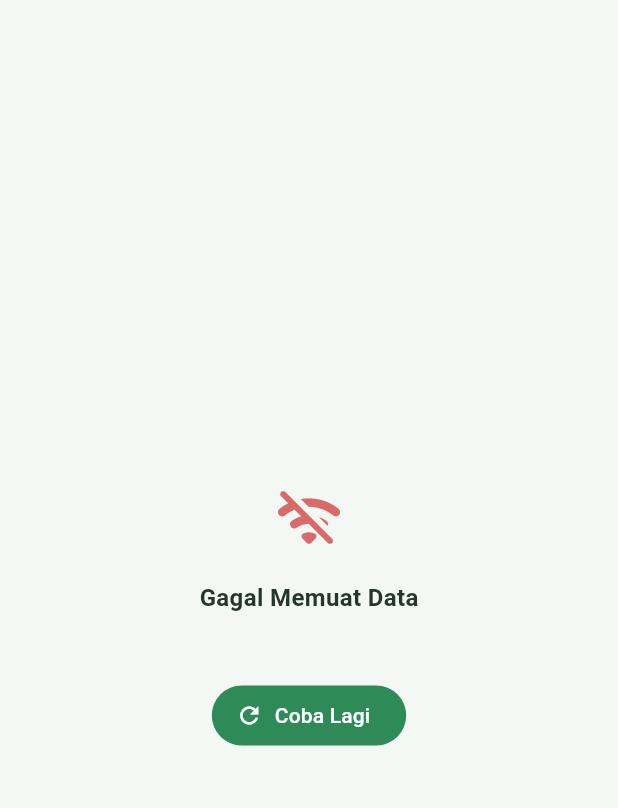
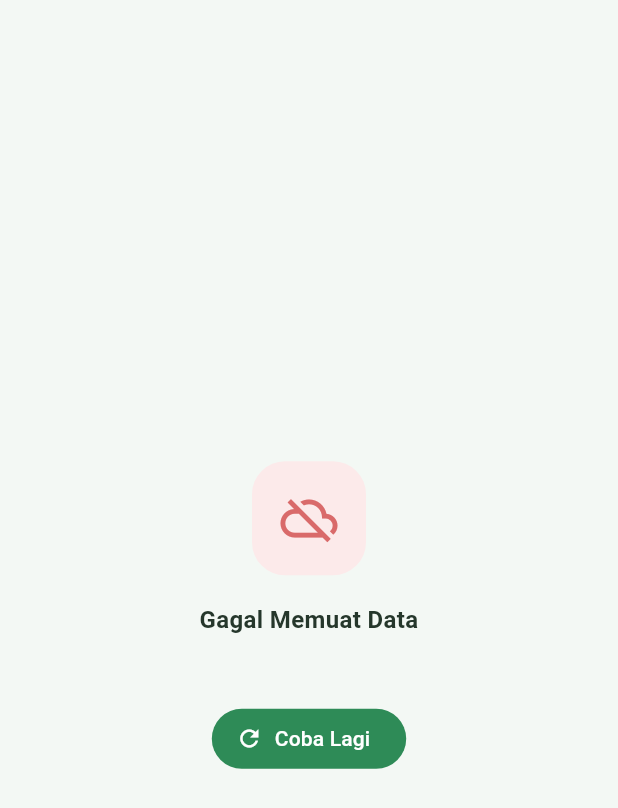
Before and after one commit to pannpanns/UTS-2415051069_Putu_Evan_Jagadish_Satriana, a Flutter app: the ErrorView widget shown alone on an empty page, opened directly with empty values, on a phone screen of 412 x 824 dp. Shown: the top 808 px of the screen. Run offline on Flutter 3.47's test engine with Material 3 defaults, Android fonts, the phone set to English and light mode, and no system bars; our stand-ins replace flutter_dotenv, supabase_flutter; accounts and stored records are empty.

Commit message:
Implement loading and error handling

```diff
--- a/lib/widgets/error_view.dart
+++ b/lib/widgets/error_view.dart
@@ -1,8 +1,14 @@
 import 'package:flutter/material.dart';
 
 class ErrorView extends StatelessWidget {
-  const ErrorView({super.key, required this.message, required this.onRetry});
+  const ErrorView({
+    super.key,
+    required this.message,
+    required this.onRetry,
+    this.title = 'Gagal Memuat Data',
+  });
 
+  final String title;
   final String message;
   final VoidCallback onRetry;
 
@@ -14,15 +20,24 @@ class ErrorView extends StatelessWidget {
         child: Column(
           mainAxisSize: MainAxisSize.min,
           children: [
-            const Icon(
-              Icons.wifi_off_rounded,
-              size: 48,
-              color: Color(0xFFD96A6A),
+            Container(
+              width: 76,
+              height: 76,
+              decoration: BoxDecoration(
+                color: const Color(0xFFFCEAEA),
+                borderRadius: BorderRadius.circular(22),
+              ),
+              child: const Icon(
+                Icons.cloud_off_outlined,
+                size: 38,
+                color: Color(0xFFD96A6A),
+              ),
             ),
-            const SizedBox(height: 16),
-            const Text(
-              'Gagal Memuat Data',
-              style: TextStyle(
+            const SizedBox(height: 18),
+            Text(
+              title,
+              textAlign: TextAlign.center,
+              style: const TextStyle(
                 fontSize: 16,
                 fontWeight: FontWeight.bold,
                 color: Color(0xFF25372B),
@@ -32,7 +47,11 @@ class ErrorView extends StatelessWidget {
             Text(
               message,
               textAlign: TextAlign.center,
-              style: TextStyle(fontSize: 12, color: Colors.grey.shade600),
+              style: TextStyle(
+                fontSize: 12,
+                height: 1.5,
+                color: Colors.grey.shade600,
+              ),
             ),
             const SizedBox(height: 18),
             FilledButton.icon(
```
Also changed, not shown: lib/providers/course_provider.dart (+15 -15 lines), lib/providers/task_provider.dart (+9 -19 lines), lib/screens/task_list_screen.dart (+73 -15 lines), lib/utils/app_error_message.dart (added, +67 -0 lines).
